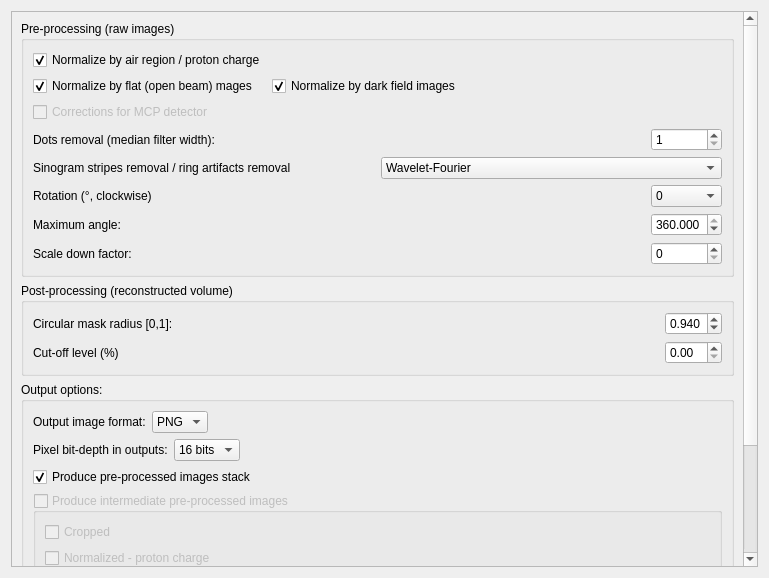
First picture: the form in MantidQt/CustomInterfaces/inc/MantidQtCustomInterfaces/Tomography/TomographyIfaceQtTabFiltersSettings.ui, repository mantidproject/mantid, before the edit.
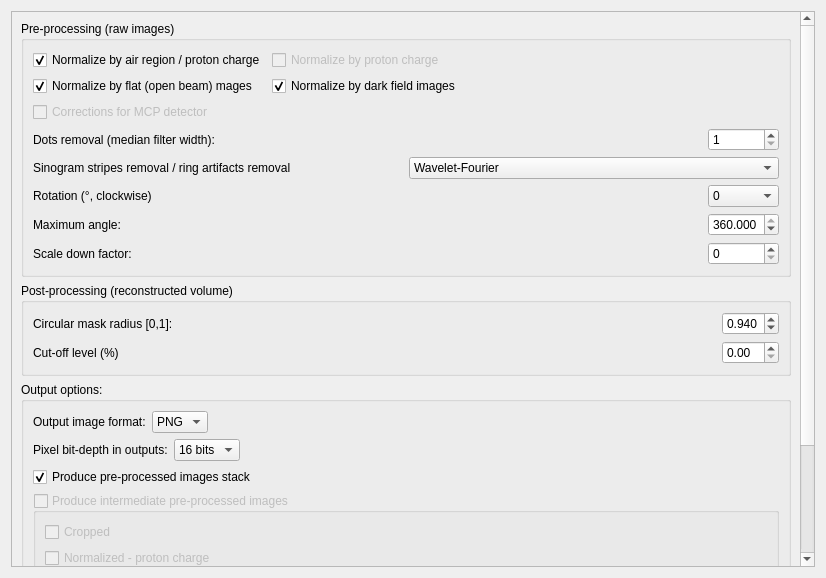
Second picture: the form after the edit.

The edit to the form file:
```diff
--- a/MantidQt/CustomInterfaces/inc/MantidQtCustomInterfaces/Tomography/TomographyIfaceQtTabFiltersSettings.ui
+++ b/MantidQt/CustomInterfaces/inc/MantidQtCustomInterfaces/Tomography/TomographyIfaceQtTabFiltersSettings.ui
@@ -6,7 +6,7 @@
    <rect>
     <x>0</x>
     <y>0</y>
-    <width>769</width>
+    <width>826</width>
     <height>578</height>
    </rect>
   </property>
@@ -24,7 +24,7 @@
        <rect>
         <x>0</x>
         <y>0</y>
-        <width>731</width>
+        <width>788</width>
         <height>671</height>
        </rect>
       </property>
@@ -264,6 +264,16 @@
             </property>
            </widget>
           </item>
+          <item row="1" column="1">
+           <widget class="QCheckBox" name="checkBox_normalize_by_proton_charge">
+            <property name="enabled">
+             <bool>false</bool>
+            </property>
+            <property name="text">
+             <string>Normalize by proton charge</string>
+            </property>
+           </widget>
+          </item>
          </layout>
         </widget>
        </item>
```
Left out of the diff: 16 changed lines with no effect on the pictures.
